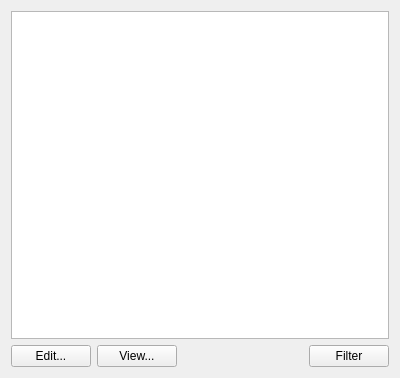
The window that src/admc/tabs/attributes_tab.ui (altlinux/admc) describes before a commit, drawn with Qt 5.
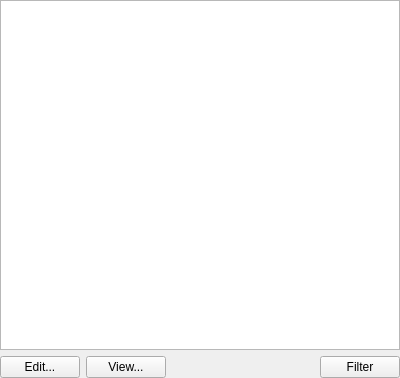
The same window after the commit.

Commit message:
Removed layout indents in the security and attribute tabs.
These indents were placed around contained in tabs widgets.

```diff
--- a/src/admc/tabs/attributes_tab.ui
+++ b/src/admc/tabs/attributes_tab.ui
@@ -14,6 +14,18 @@
    <string notr="true">Form</string>
   </property>
   <layout class="QVBoxLayout" name="verticalLayout">
+   <property name="leftMargin">
+    <number>0</number>
+   </property>
+   <property name="topMargin">
+    <number>0</number>
+   </property>
+   <property name="rightMargin">
+    <number>0</number>
+   </property>
+   <property name="bottomMargin">
+    <number>0</number>
+   </property>
    <item>
     <widget class="QTreeView" name="view">
      <property name="editTriggers">
```
The commit also changes 1 other file.
